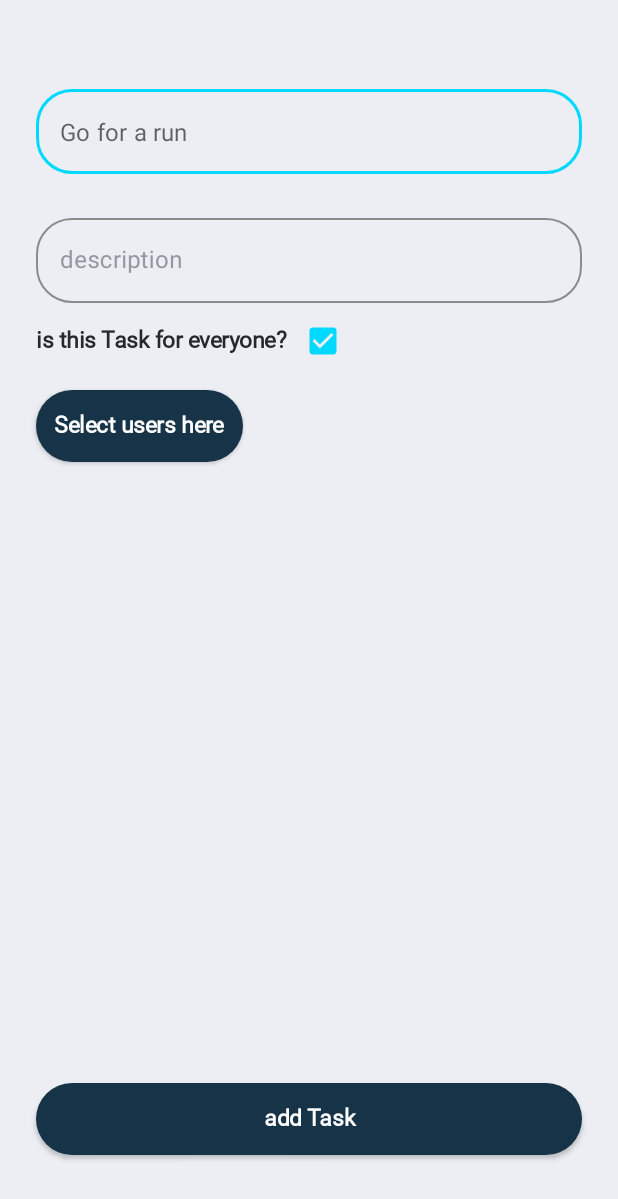
After one commit to nikakhatiashvili/Task_Manager, an Android app: the fragment AddTaskFragment shown on its own in the app's theme, on a phone screen of 412 x 824 dp. The commit adds this screen. Shown: the top 1199 px of the screen. Run offline under Robolectric (Android 15) with nearby library versions, the phone set to English and light mode, and no system bars; our stand-ins replace Dagger/Hilt's generated code.

Commit message:
added adding task better ui with option to set task to specific users

```diff
--- /dev/null
+++ b/app/src/main/java/com/example/taskmanager/domain/tasks/UserUi.kt
@@ -0,0 +1,7 @@
+package com.example.taskmanager.domain.tasks
+
+data class UserUi(
+    val id:String,
+    val name:String,
+    val email:String
+)
--- a/app/src/main/java/com/example/taskmanager/presentation/detail/DetailFragment.kt
+++ b/app/src/main/java/com/example/taskmanager/presentation/detail/DetailFragment.kt
@@ -43,7 +43,6 @@ class DetailFragment : Fragment(R.layout.fragment_detail) {
         )
         val layoutManager = LinearLayoutManager(requireContext())
         layoutManager.reverseLayout = true
-        //layoutManager.stackFromEnd = true
         binding.messageRecyclerview.layoutManager = layoutManager
         collectFlow(viewModel.messages) {
             groupMessagesAdapter.submitData(it)
--- a/app/src/main/java/com/example/taskmanager/presentation/detail/GroupViewModel.kt
+++ b/app/src/main/java/com/example/taskmanager/presentation/detail/GroupViewModel.kt
@@ -8,7 +8,6 @@ import androidx.paging.PagingConfig
 import androidx.paging.PagingData
 import androidx.paging.cachedIn
 import com.example.taskmanager.domain.group.GroupRepository
-import com.example.taskmanager.common.Dispatchers
 import com.example.taskmanager.domain.group.MessagesItem
 import com.example.taskmanager.presentation.detail.adapter.GroupMessageDataSource
 import dagger.hilt.android.lifecycle.HiltViewModel
--- a/app/src/main/java/com/example/taskmanager/presentation/main/MainActivity.kt
+++ b/app/src/main/java/com/example/taskmanager/presentation/main/MainActivity.kt
@@ -12,6 +12,7 @@ import com.example.taskmanager.StartDestinationAndRouteProvider
 import com.example.taskmanager.databinding.ActivityMainBinding
 import com.example.taskmanager.navigate
 import com.example.taskmanager.presentation.common.viewBinding
+import com.example.taskmanager.presentation.task.UsersAdapter
 import dagger.hilt.android.AndroidEntryPoint
 import kotlinx.coroutines.flow.Flow
 import kotlinx.coroutines.flow.collectLatest
@@ -27,6 +28,8 @@ class MainActivity : AppCompatActivity() {
     lateinit var routeProvider: StartDestinationAndRouteProvider
 
     private val mainViewModel by viewModels<MainViewModel>()
+
+    private lateinit var adapter: UsersAdapter
 
     override fun onCreate(savedInstanceState: Bundle?) {
         super.onCreate(savedInstanceState)
@@ -51,6 +54,7 @@ class MainActivity : AppCompatActivity() {
             routeProvider.onRouteExecuted()
         }
     }
+
 }
 
 private fun <T> AppCompatActivity.collectFlow(flow: Flow<T>, onCollect: suspend (T) -> Unit) =
--- a/app/src/main/java/com/example/taskmanager/presentation/main/MainViewModel.kt
+++ b/app/src/main/java/com/example/taskmanager/presentation/main/MainViewModel.kt
@@ -22,4 +22,5 @@ class MainViewModel @Inject constructor(
             }
         }
     }
+
 }
--- /dev/null
+++ b/app/src/main/java/com/example/taskmanager/presentation/task/AddTaskFragment.kt
@@ -0,0 +1,74 @@
+package com.example.taskmanager.presentation.task
+
+import android.os.Bundle
+import androidx.fragment.app.Fragment
+import android.view.View
+import androidx.fragment.app.viewModels
+import androidx.recyclerview.widget.LinearLayoutManager
+import com.example.taskmanager.R
+import com.example.taskmanager.databinding.FragmentAddTaskBinding
+import com.example.taskmanager.presentation.common.collectFlow
+import com.example.taskmanager.presentation.common.gone
+import com.example.taskmanager.presentation.common.viewBinding
+import com.example.taskmanager.presentation.common.visible
+import dagger.hilt.android.AndroidEntryPoint
+
+@AndroidEntryPoint
+class AddTaskFragment : Fragment(R.layout.fragment_add_task) {
+
+    private val binding by viewBinding(FragmentAddTaskBinding::bind)
+
+    private val viewModel: AddTaskViewModel by viewModels()
+
+    private lateinit var adapter: UsersAdapter
+
+    override fun onViewCreated(view: View, savedInstanceState: Bundle?) {
+        super.onViewCreated(view, savedInstanceState)
+        setupClickListeners()
+        setupCollects()
+    }
+
+    private fun init() {
+        val habits = resources.getStringArray(R.array.habits)
+        habits.random()
+    }
+
+    private fun setupCollects() {
+        viewModel.getUsers()
+        val habits = resources.getStringArray(R.array.habits)
+        adapter = UsersAdapter { id, boolean ->
+            viewModel.handleUsers(boolean, id)
+        }
+        with(binding) {
+
+        }
+        collectFlow(viewModel.users) {
+            adapter.data = it
+        }
+    }
+
+    private fun setupClickListeners() = with(binding) {
+        viewModel.getUsers()
+        val habits = resources.getStringArray(R.array.habits)
+        adapter = UsersAdapter { id, boolean ->
+            viewModel.handleUsers(boolean, id)
+        }
+        chosenUsersRV.gone()
+        chosenUsersRV.adapter = adapter
+        chosenUsersRV.layoutManager = LinearLayoutManager(requireContext())
+        habit.editText?.hint = habits.random()
+        chosenUsersRV.adapter = adapter
+        chosenUsersRV.layoutManager = LinearLayoutManager(requireContext())
+        forEveryone.setOnCheckedChangeListener { view, boolean ->
+            if (!boolean) chosenUsersRV.visible() else chosenUsersRV.gone()
+        }
+
+        submitTask.setOnClickListener {
+            viewModel.addTask(
+                habit.editText?.text.toString(),
+                habitDescriptionET.editText!!.text.toString(),
+                forEveryone.isChecked
+            )
+        }
+    }
+}
--- /dev/null
+++ b/app/src/main/java/com/example/taskmanager/presentation/task/AddTaskViewModel.kt
@@ -0,0 +1,46 @@
+package com.example.taskmanager.presentation.task
+
+import android.util.Log
+import androidx.lifecycle.ViewModel
+import androidx.lifecycle.viewModelScope
+import com.example.taskmanager.domain.tasks.UserUi
+import kotlinx.coroutines.flow.MutableStateFlow
+import kotlinx.coroutines.flow.asStateFlow
+import kotlinx.coroutines.launch
+
+class AddTaskViewModel : ViewModel() {
+
+    private val _users = MutableStateFlow<List<UserUi>>(emptyList())
+    val users = _users.asStateFlow()
+
+
+    private val checkedUsers = mutableListOf<String>()
+
+    fun addTask(name:String,description:String,boolean: Boolean){
+
+        Log.d("asdasdasdasda", name + description + boolean.toString() + checkedUsers.toString())
+    }
+
+    fun handleUsers(remove: Boolean,id: String){
+        if (checkedUsers.contains(id)) checkedUsers.remove(id)
+        if (remove) checkedUsers.add(id) else checkedUsers.remove(id)
+
+    }
+
+    fun getUsers(){
+        viewModelScope.launch {
+            _users.emit(
+                listOf(
+                    UserUi("1","Nikolozi","nikaKhatiashvili44@gmail.com"),
+                    UserUi("12","Lizi","LiziYvitelidze@gmail.com"),
+                    UserUi("123","merab","merabGreidze@gmail.com"),
+                    UserUi("1234","anano","ananoWeladze@gmail.com"),
+                    UserUi("12345","natia","natiaShavladze4@gmail.com"),
+                    UserUi("123456","mariam","mariamTetraze@gmail.com"),
+                    UserUi("1234567","soso","sosoGvari44@gmail.com"),
+                    UserUi("12345678","gio","gioDvali@gmail.com"),
+                )
+            )
+        }
+    }
+}
--- /dev/null
+++ b/app/src/main/java/com/example/taskmanager/presentation/task/UsersAdapter.kt
@@ -0,0 +1,49 @@
+package com.example.taskmanager.presentation.task
+
+import android.annotation.SuppressLint
+import android.view.LayoutInflater
+import android.view.ViewGroup
+import androidx.recyclerview.widget.RecyclerView
+import com.example.taskmanager.databinding.UserItemBinding
+import com.example.taskmanager.domain.tasks.UserUi
+
+class UsersAdapter(private val onCheckboxClicked: (String,Boolean) -> Unit) :
+    RecyclerView.Adapter<UsersAdapter.ViewHolder>() {
+
+    var data: List<UserUi> = emptyList()
+        @SuppressLint("NotifyDataSetChanged")
+        set(value) {
+            field = value
+            notifyDataSetChanged()
+        }
+
+    inner class ViewHolder(private val binding: UserItemBinding) :
+        RecyclerView.ViewHolder(binding.root) {
+        private lateinit var currentData: UserUi
+        fun bind() {
+            currentData = data[adapterPosition]
+            binding.email.text = currentData.email
+            binding.name.text = currentData.name
+            binding.forEveryone.setOnCheckedChangeListener{ view,isChecked ->
+                onCheckboxClicked(currentData.id,isChecked)
+            }
+        }
+    }
+
+    override fun onCreateViewHolder(parent: ViewGroup, viewType: Int): ViewHolder {
+        return ViewHolder(
+            UserItemBinding.inflate(
+                LayoutInflater.from(parent.context),
+                parent,
+                false
+            )
+        )
+    }
+
+    override fun onBindViewHolder(holder: ViewHolder, position: Int) {
+        holder.bind()
+    }
+
+    override fun getItemCount() = data.size
+
+}
--- /dev/null
+++ b/app/src/main/res/drawable/baseline_person_remove_24.xml
@@ -0,0 +1,5 @@
+<vector android:height="24dp" android:tint="#000000"
+    android:viewportHeight="24" android:viewportWidth="24"
+    android:width="24dp" xmlns:android="http://schemas.android.com/apk/res/android">
+    <path android:fillColor="@android:color/white" android:pathData="M14,8c0,-2.21 -1.79,-4 -4,-4S6,5.79 6,8s1.79,4 4,4S14,10.21 14,8zM17,10v2h6v-2H17zM2,18v2h16v-2c0,-2.66 -5.33,-4 -8,-4S2,15.34 2,18z"/>
+</vector>
--- /dev/null
+++ b/app/src/main/res/layout/fragment_add_task.xml
@@ -0,0 +1,121 @@
+<?xml version="1.0" encoding="utf-8"?>
+<androidx.constraintlayout.widget.ConstraintLayout xmlns:android="http://schemas.android.com/apk/res/android"
+    xmlns:tools="http://schemas.android.com/tools"
+    android:layout_width="match_parent"
+    android:layout_height="match_parent"
+    xmlns:app="http://schemas.android.com/apk/res-auto"
+    tools:context=".presentation.task.AddTaskFragment">
+
+    <com.google.android.material.textfield.TextInputLayout
+        android:id="@+id/habit"
+        android:layout_width="match_parent"
+        android:layout_height="wrap_content"
+        android:textAppearance="@style/TextAppearance.AppCompat.Caption"
+        android:textColorHint="@color/gray"
+        app:boxStrokeColor="@color/et_color"
+        style="@style/Widget.MaterialComponents.TextInputLayout.OutlinedBox"
+        app:hintAnimationEnabled="false"
+        android:layout_marginHorizontal="@dimen/spacing_24dp"
+        android:layout_marginTop="@dimen/spacing_54dp"
+        app:boxCornerRadiusBottomEnd="@dimen/spacing_24dp"
+        app:boxCornerRadiusBottomStart="@dimen/spacing_24dp"
+        app:boxCornerRadiusTopEnd="@dimen/spacing_24dp"
+        app:boxCornerRadiusTopStart="@dimen/spacing_24dp"
+        app:hintTextAppearance="@style/TextAppearance.AppCompat.Caption"
+        app:layout_constraintEnd_toEndOf="parent"
+        app:layout_constraintStart_toStartOf="parent"
+        app:layout_constraintTop_toTopOf="parent">
+
+        <com.google.android.material.textfield.TextInputEditText
+            android:layout_width="match_parent"
+            android:layout_height="wrap_content"/>
+
+    </com.google.android.material.textfield.TextInputLayout>
+
+    <com.google.android.material.textfield.TextInputLayout
+        android:id="@+id/habit_descriptionET"
+        style="@style/Widget.MaterialComponents.TextInputLayout.OutlinedBox"
+        android:layout_width="match_parent"
+        android:layout_height="wrap_content"
+        android:layout_marginHorizontal="@dimen/spacing_24dp"
+        android:layout_marginTop="@dimen/spacing_24dp"
+        android:textAppearance="@style/TextAppearance.AppCompat.Caption"
+        android:textColorHint="@color/gray"
+        android:hint="@string/description"
+        app:boxCornerRadiusBottomEnd="@dimen/spacing_24dp"
+        app:boxCornerRadiusBottomStart="@dimen/spacing_24dp"
+        app:boxCornerRadiusTopEnd="@dimen/spacing_24dp"
+        app:boxCornerRadiusTopStart="@dimen/spacing_24dp"
+        app:boxStrokeColor="@color/et_color"
+        app:hintAnimationEnabled="false"
+        app:hintTextAppearance="@style/TextAppearance.AppCompat.Caption"
+        app:layout_constraintEnd_toEndOf="parent"
+        app:layout_constraintStart_toStartOf="parent"
+        app:layout_constraintTop_toBottomOf="@+id/habit">
+
+        <com.google.android.material.textfield.TextInputEditText
+            android:layout_width="match_parent"
+            android:layout_height="wrap_content" />
+
+    </com.google.android.material.textfield.TextInputLayout>
+
+    <androidx.appcompat.widget.AppCompatTextView
+        android:id="@+id/textView2"
+        android:layout_width="wrap_content"
+        android:layout_height="wrap_content"
+        android:layout_marginTop="@dimen/spacing_16dp"
+        android:text="@string/is_this_task_for_everyone"
+        android:textColor="@color/primary_gray"
+        android:textStyle="bold"
+        android:textSize="15sp"
+        app:layout_constraintStart_toStartOf="@+id/habit_descriptionET"
+        app:layout_constraintTop_toBottomOf="@+id/habit_descriptionET" />
+
+    <CheckBox
+        android:id="@+id/forEveryone"
+        android:layout_width="wrap_content"
+        android:layout_height="wrap_content"
+        android:checked="true"
+        android:buttonTint="@color/et_color"
+        app:layout_constraintBottom_toBottomOf="@+id/textView2"
+        app:layout_constraintStart_toEndOf="@+id/textView2"
+        app:layout_constraintTop_toTopOf="@+id/textView2" />
+
+
+    <Button
+        android:id="@+id/btn_users"
+        android:layout_width="wrap_content"
+        android:layout_height="wrap_content"
+        android:layout_marginHorizontal="@dimen/spacing_24dp"
+        android:layout_marginTop="@dimen/spacing_24dp"
+        android:text="Select users here"
+        app:layout_constraintStart_toStartOf="parent"
+        app:layout_constraintTop_toBottomOf="@+id/textView2" />
+
+    <androidx.recyclerview.widget.RecyclerView
+        android:id="@+id/chosenUsersRV"
+        android:layout_width="match_parent"
+        android:layout_height="0dp"
+        android:layout_marginBottom="@dimen/spacing_24dp"
+        android:layout_marginHorizontal="@dimen/spacing_24dp"
+        android:layout_marginTop="@dimen/spacing_24dp"
+        app:layout_constrainedHeight="true"
+        app:layout_constraintBottom_toTopOf="@+id/submitTask"
+        app:layout_constraintStart_toStartOf="parent"
+        app:layout_constraintTop_toBottomOf="@+id/btn_users" />
+
+
+    <Button
+        android:id="@+id/submitTask"
+        android:layout_width="match_parent"
+        android:layout_height="wrap_content"
+        android:layout_marginHorizontal="@dimen/spacing_24dp"
+        android:layout_marginBottom="@dimen/spacing_54dp"
+        app:layout_constrainedHeight="true"
+        android:text="@string/add_task"
+        app:layout_constraintBottom_toBottomOf="parent"
+        app:layout_constraintEnd_toEndOf="parent"
+        app:layout_constraintStart_toStartOf="parent" />
+
+
+</androidx.constraintlayout.widget.ConstraintLayout>
--- a/app/src/main/res/values/colors.xml
+++ b/app/src/main/res/values/colors.xml
@@ -24,4 +24,8 @@
     <color name="status_text_yellow">#8A835D</color>
     <color name="status_text_green">#4F7C71</color>
     <color name="status_text_blue">#557083</color>
+
+    <color name="default_box_stroke_color">@color/black</color>
+    <color name="et_color">#00D9FF</color>
+
 </resources>
--- a/app/src/main/res/values/strings.xml
+++ b/app/src/main/res/values/strings.xml
@@ -42,6 +42,7 @@
 
     <string name="invited_by">invited by %s</string>
     <string name="dialog">TribeDialog</string>
+    <string name="task_dialog">Users</string>
     <string name="token">token</string>
     <string name="user">user</string>
     <string name="tribes">tribes</string>
@@ -66,4 +67,35 @@
     <string name="message">message</string>
     <string name="messages_could_not_be_loaded">messages_could_not_be_loaded</string>
 
+    <string name="reading">Read a book</string>
+    <string name="run">Go for a run</string>
+    <string name="wake_up">Wake up at 8AM</string>
+    <string name="meditate">Meditate</string>
+    <string name="no_social_media">Don\'t use social media</string>
+    <string name="learn_new">Spend 30 minutes to learn a new skill or topic</string>
+    <string name="write_new">write down 5 things you have acomplished every day</string>
+    <string name="is_this_task_for_everyone">is this Task for everyone?</string>
+    <string name="submit">Submit</string>
+
+    <string-array name="habits">
+        <item>@string/reading</item>
+        <item>@string/run</item>
+        <item>@string/wake_up</item>
+        <item>@string/meditate</item>
+        <item>@string/no_social_media</item>
+        <item>@string/learn_new</item>
+        <item>@string/write_new</item>
+    </string-array>
+
+
+    <string-array name="users">
+        <item>Choose from here</item>
+        <item>NikaKhatiashvili44@gmail.com</item>
+        <item>Random RandomaShvili</item>
+        <item>Natia Khatiashvili</item>
+        <item>Gio Khatiashvil</item>
+        <item>Gabi Khatiashvili</item>
+        <item>Sani SaniShvili</item>
+    </string-array>
+
 </resources>
```
Also changed, not shown: app/src/main/res/layout/app_bar_main.xml (+29 -9 lines), app/src/main/res/layout/user_item.xml (added, +44 -0 lines), app/src/main/res/layout/users_sheet.xml (added, +25 -0 lines), app/src/main/res/values/styles.xml (+14 -0 lines).
